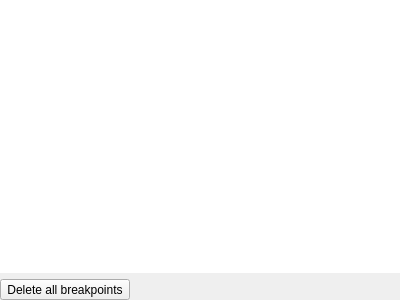
Above: src/widgets/BreakpointWidget.ui from rizinorg/cutter before the change. Below: the same form after it.
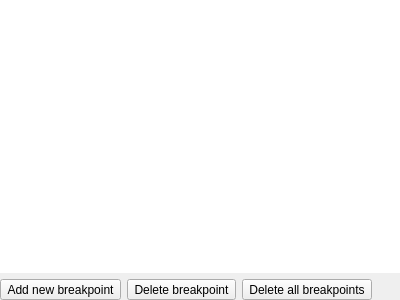
That is the form after the change.

Commit message: added new buttons to breakpoint widget

What changed in the file:
```diff
--- a/src/widgets/BreakpointWidget.ui
+++ b/src/widgets/BreakpointWidget.ui
@@ -51,11 +51,29 @@
      </widget>
     </item>
     <item>
+     <layout class="QHBoxLayout" name="hLayout">
+       <item>
+       <widget class="QToolButton" name="addBreakpoint">
+        <property name="text">
+         <string>Add new breakpoint</string>
+        </property>
+       </widget>
+      </item>
+      <item>
+       <widget class="QToolButton" name="delBreakpoint">
+        <property name="text">
+         <string>Delete breakpoint</string>
+        </property>
+       </widget>
+      </item>
+      <item alignment="Qt::AlignLeft">
      <widget class="QToolButton" name="delAllBreakpoints">
       <property name="text">
        <string>Delete all breakpoints</string>
       </property>
      </widget>
+      </item>
+     </layout>
     </item>
    </layout>
   </widget>
```
Lines whose indentation alone changed are shown as unchanged. The commit also changes 10 other files.
